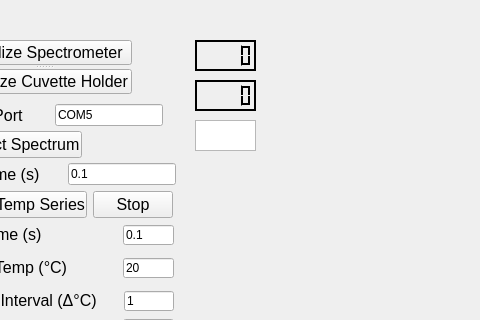
The window that CuvetteSpectra_GUI.ui (csiefe/CuvetteSpectra) describes before a commit, drawn with Qt 5; both pictures show x 95 to 575 and y 0 to 320 of the 785 by 600 pixel window.
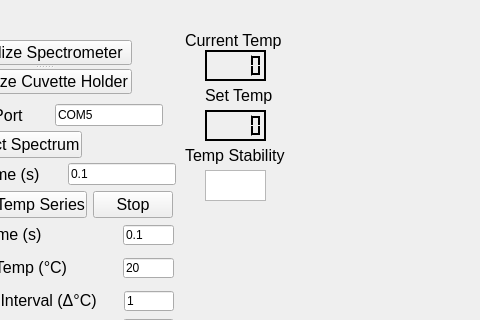
The same window after the commit. Custom widgets are drawn as their Qt base class.

Commit message: Added labels to GUI, added change integration time function and ensured that Temp Series function works properly on ControlFile.

Patch:
```diff
--- a/CuvetteSpectra_GUI.ui
+++ b/CuvetteSpectra_GUI.ui
@@ -194,7 +194,7 @@
    <widget class="MplWidget" name="MplWidget" native="true">
     <property name="geometry">
      <rect>
-      <x>360</x>
+      <x>390</x>
       <y>30</y>
       <width>371</width>
       <height>261</height>
@@ -204,8 +204,8 @@
    <widget class="QLCDNumber" name="displayCurrentTemp">
     <property name="geometry">
      <rect>
-      <x>290</x>
-      <y>40</y>
+      <x>300</x>
+      <y>50</y>
       <width>61</width>
       <height>31</height>
      </rect>
@@ -632,8 +632,8 @@
    <widget class="QLCDNumber" name="displaySetTemp">
     <property name="geometry">
      <rect>
-      <x>290</x>
-      <y>80</y>
+      <x>300</x>
+      <y>110</y>
       <width>61</width>
       <height>31</height>
      </rect>
@@ -1060,8 +1060,8 @@
    <widget class="QTextEdit" name="stabilityDisplay">
     <property name="geometry">
      <rect>
-      <x>290</x>
-      <y>120</y>
+      <x>300</x>
+      <y>170</y>
       <width>61</width>
       <height>31</height>
      </rect>
@@ -1343,7 +1343,7 @@
      </property>
     </widget>
    </widget>
-   <widget class="QWidget" name="">
+   <widget class="QWidget" name="layoutWidget">
     <property name="geometry">
      <rect>
       <x>51</x>
@@ -1385,6 +1385,60 @@
      </item>
     </layout>
    </widget>
+   <widget class="QLabel" name="temp_stability_label">
+    <property name="geometry">
+     <rect>
+      <x>280</x>
+      <y>130</y>
+      <width>111</width>
+      <height>51</height>
+     </rect>
+    </property>
+    <property name="font">
+     <font>
+      <pointsize>12</pointsize>
+     </font>
+    </property>
+    <property name="text">
+     <string>&lt;html&gt;&lt;head/&gt;&lt;body&gt;&lt;p&gt;Temp Stability&lt;/p&gt;&lt;/body&gt;&lt;/html&gt;</string>
+    </property>
+   </widget>
+   <widget class="QLabel" name="temp_stability_label_2">
+    <property name="geometry">
+     <rect>
+      <x>300</x>
+      <y>80</y>
+      <width>71</width>
+      <height>31</height>
+     </rect>
+    </property>
+    <property name="font">
+     <font>
+      <pointsize>12</pointsize>
+     </font>
+    </property>
+    <property name="text">
+     <string>&lt;html&gt;&lt;head/&gt;&lt;body&gt;&lt;p&gt;Set Temp&lt;/p&gt;&lt;/body&gt;&lt;/html&gt;</string>
+    </property>
+   </widget>
+   <widget class="QLabel" name="temp_stability_label_3">
+    <property name="geometry">
+     <rect>
+      <x>280</x>
+      <y>30</y>
+      <width>111</width>
+      <height>21</height>
+     </rect>
+    </property>
+    <property name="font">
+     <font>
+      <pointsize>12</pointsize>
+     </font>
+    </property>
+    <property name="text">
+     <string>&lt;html&gt;&lt;head/&gt;&lt;body&gt;&lt;p&gt;Current Temp&lt;/p&gt;&lt;/body&gt;&lt;/html&gt;</string>
+    </property>
+   </widget>
   </widget>
   <widget class="QMenuBar" name="menubar">
    <property name="geometry">
```
The commit also changes 1 other file.
